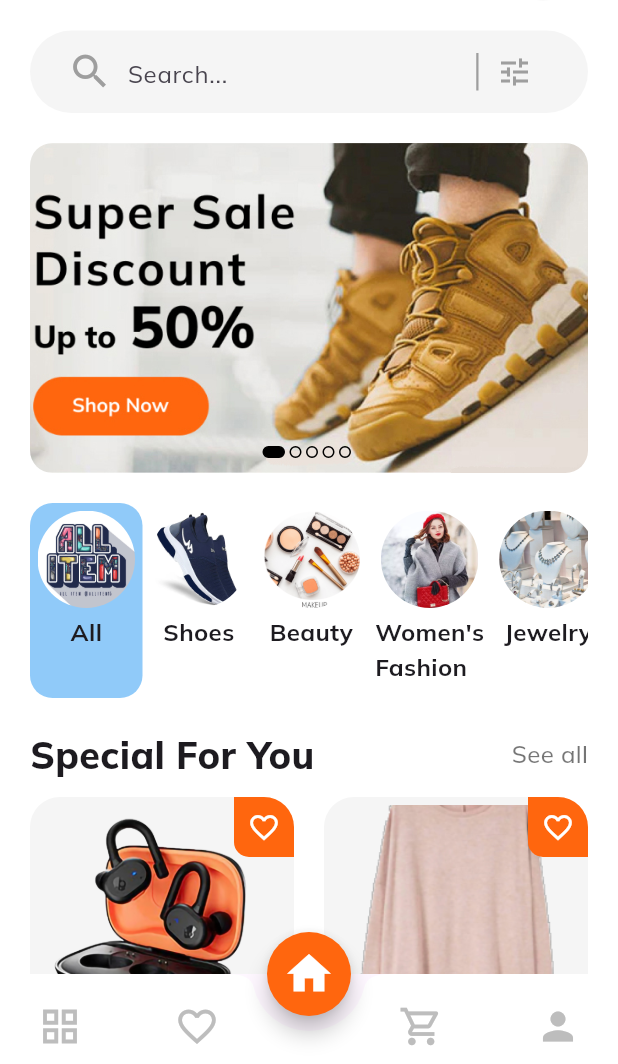
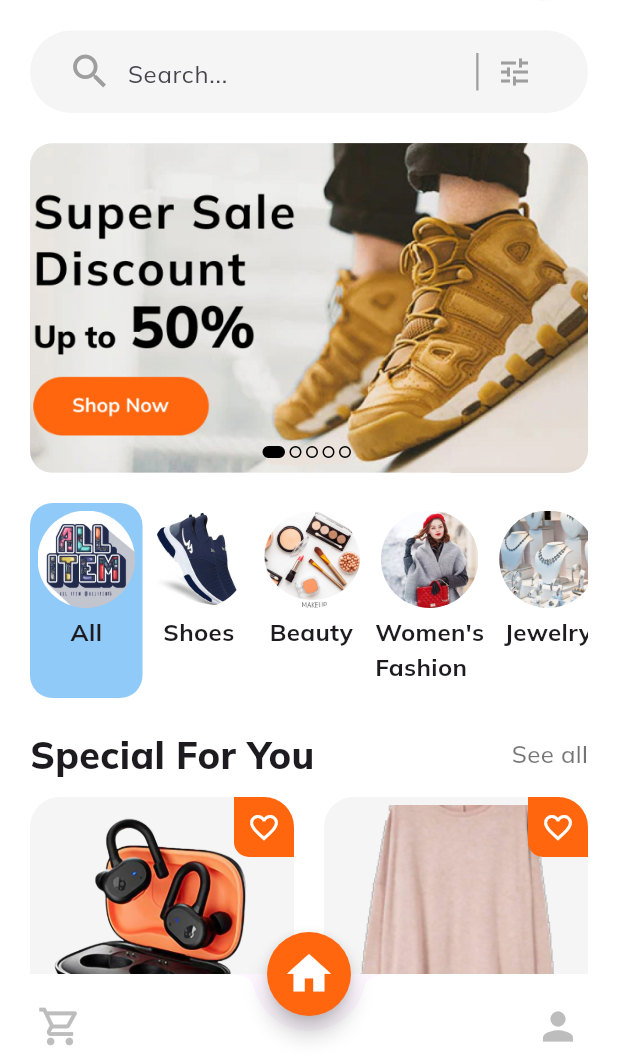
Before and after one commit to VEN-Dara/I4_mobile_app_flutter, a Flutter app: the screen it shows after launch, on a phone screen of 412 x 824 dp, the part 172-1236 px from its top. Run offline on Flutter 3.47's test engine with Material 3 defaults, Android fonts, the phone set to English and light mode, and no system bars; our stand-ins replace google_fonts.

Commit message:
Fix nav bar and overflow button of product card

```diff
--- a/lib/screens/Home/Widget/product_cart.dart
+++ b/lib/screens/Home/Widget/product_cart.dart
@@ -29,6 +29,8 @@ class ProductCard extends StatelessWidget {
               borderRadius: BorderRadius.circular(20),
               color: kcontentColor,
             ),
+            child: SingleChildScrollView(
+              physics: const NeverScrollableScrollPhysics(),
               child: Column(
                 crossAxisAlignment: CrossAxisAlignment.start,
                 children: [
@@ -85,6 +87,7 @@ class ProductCard extends StatelessWidget {
                 ],
               ),
             ),
+          ),
           Positioned(
               child: Align(
             alignment: Alignment.topRight,
--- a/lib/screens/nav_bar_screen.dart
+++ b/lib/screens/nav_bar_screen.dart
@@ -54,33 +54,6 @@ class _BottomNavBarState extends State<BottomNavBar> {
             IconButton(
               onPressed: () {
                 setState(() {
-                  cuttentIndex = 0;
-                });
-              },
-              icon: Icon(
-                Icons.grid_view_outlined,
-                size: 30,
-                color: cuttentIndex == 0 ? kprimaryColor : Colors.grey.shade400,
-              ),
-            ),
-            IconButton(
-              onPressed: () {
-                setState(() {
-                  cuttentIndex = 1;
-                });
-              },
-              icon: Icon(
-                Icons.favorite_border,
-                size: 30,
-                color: cuttentIndex == 1 ? kprimaryColor : Colors.grey.shade400,
-              ),
-            ),
-            const SizedBox(
-              width: 15,
-            ),
-            IconButton(
-              onPressed: () {
-                setState(() {
                   cuttentIndex = 3;
                 });
               },
```
Also changed, not shown: lib/screens/Detail/Widget/addto_cart.dart (+125 -3 lines), lib/screens/Profile/profile.dart (+36 -47 lines), images/profile3.png. Lines whose indentation alone changed are shown as unchanged.
